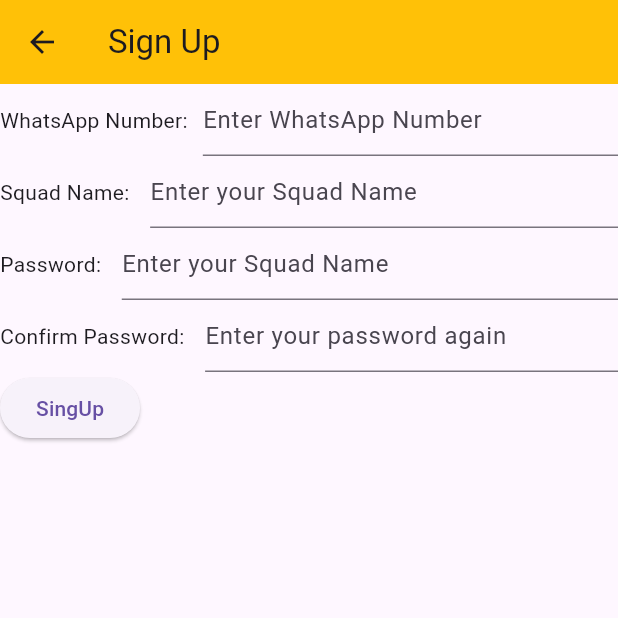
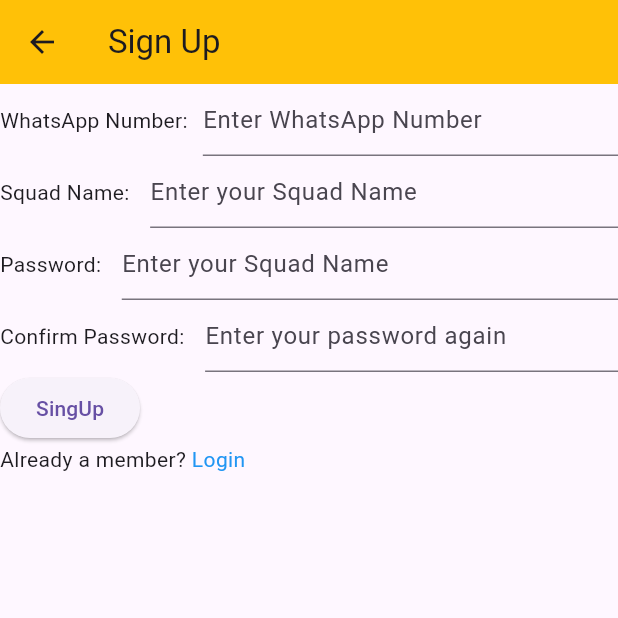
Before and after one commit to TajemulCSE/LGD, a Flutter app: the SignUp screen opened directly, on a phone screen of 412 x 824 dp, the top half of it. Run offline on Flutter 3.47's test engine with Material 3 defaults, Android fonts, the phone set to English and light mode, and no system bars; our stand-ins replace cached_network_image; network calls fail.

Commit message:
Sign up to Login route added

```diff
--- a/lib/sign_up.dart
+++ b/lib/sign_up.dart
@@ -1,10 +1,11 @@
 import 'package:flutter/material.dart';
+import 'package:lgd/login.dart';
 
 class  SignUp extends StatelessWidget {
 
   @override
   Widget build(BuildContext context) {
-    // TODO: implement build
+
     return Scaffold(
       appBar: AppBar(
         title: Text("Sign Up"),
@@ -62,6 +63,17 @@ class  SignUp extends StatelessWidget {
             children: [
               ElevatedButton(onPressed: (){}, child: Text("SingUp"))
             ],
+          ),
+          Row(
+            children: [
+              Flexible(child: Text("Already a member? ")),
+              GestureDetector(
+                onTap: () {
+                  Navigator.push(context, MaterialPageRoute(builder: (context)=>Login()));
+                },
+                child: Text("Login", style: TextStyle(color: Colors.blue),),
+              )
+            ],
           )
         ],
       ),
```
